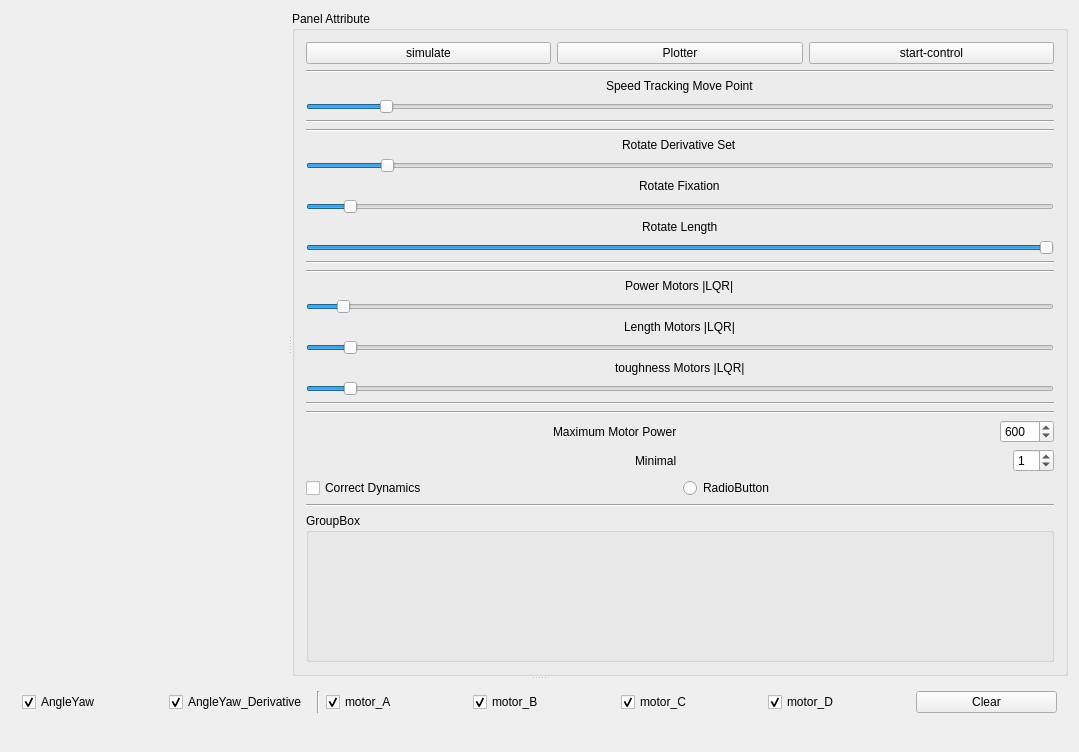
Above: src/mainwindow.ui from werasaimon/IEngine_Robotics before the change. Below: the same form after it.
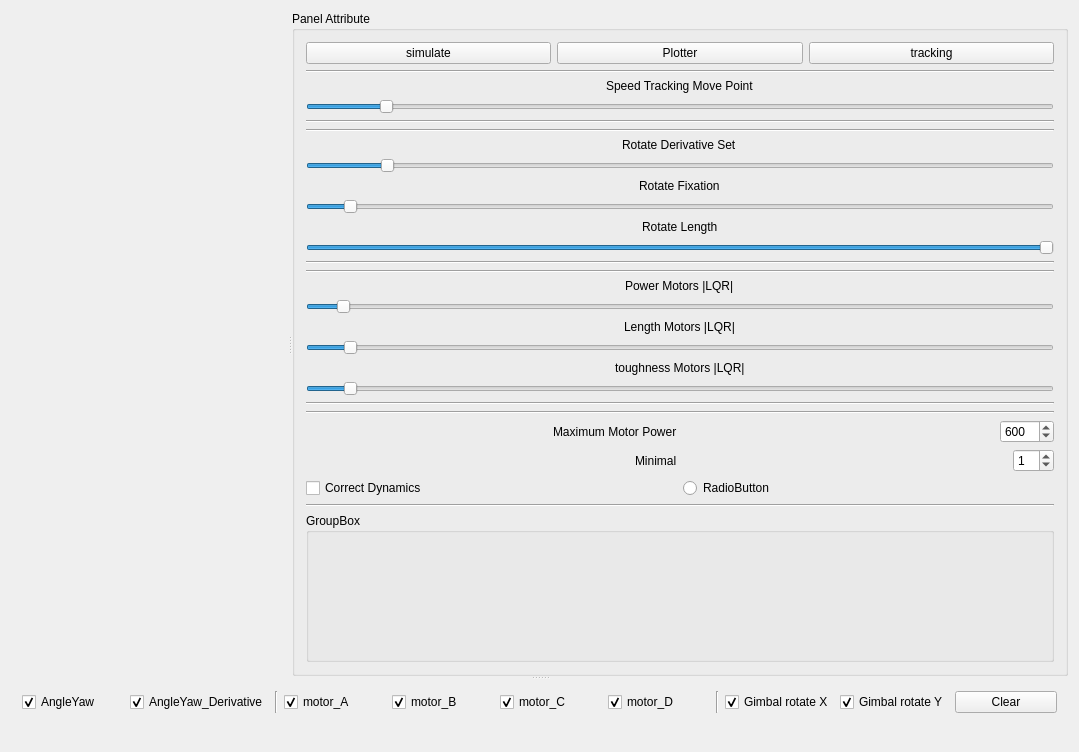
That is the form after the change. Custom widgets are drawn as their Qt base class.

What changed in the file:
```diff
--- a/src/mainwindow.ui
+++ b/src/mainwindow.ui
@@ -51,7 +51,7 @@
              <item alignment="Qt::AlignTop">
               <widget class="QPushButton" name="pushButton_LQR">
                <property name="text">
-                <string>start-control</string>
+                <string>tracking</string>
                </property>
               </widget>
              </item>
@@ -375,6 +375,33 @@
             </property>
            </widget>
           </item>
+          <item>
+           <widget class="Line" name="line_10">
+            <property name="orientation">
+             <enum>Qt::Vertical</enum>
+            </property>
+           </widget>
+          </item>
+          <item>
+           <widget class="QCheckBox" name="checkBox_AngleGimbal_X">
+            <property name="text">
+             <string>Gimbal rotate X</string>
+            </property>
+            <property name="checked">
+             <bool>true</bool>
+            </property>
+           </widget>
+          </item>
+          <item>
+           <widget class="QCheckBox" name="checkBox_AngleGimbal_Y">
+            <property name="text">
+             <string>Gimbal rotate Y</string>
+            </property>
+            <property name="checked">
+             <bool>true</bool>
+            </property>
+           </widget>
+          </item>
           <item>
            <widget class="QPushButton" name="pushButton_Clear">
             <property name="text">
```
